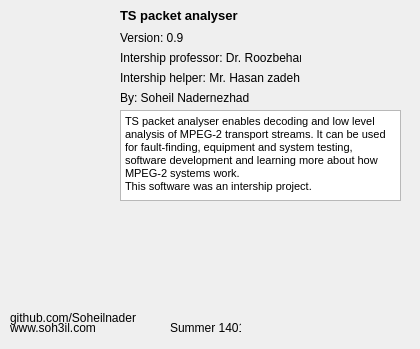
Above: dialogabout.ui from Soheilnader/TS-Packet-Analyser before the change. Below: the same form after it.
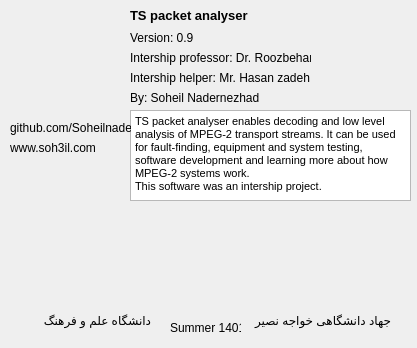
That is the form after the change. Icons and pictures are not drawn.

```diff
--- a/dialogabout.ui
+++ b/dialogabout.ui
@@ -9,8 +9,8 @@
    <rect>
     <x>0</x>
     <y>0</y>
-    <width>420</width>
-    <height>349</height>
+    <width>417</width>
+    <height>348</height>
    </rect>
   </property>
   <property name="sizePolicy">
@@ -41,7 +41,7 @@
   <widget class="QTextBrowser" name="textBrowser">
    <property name="geometry">
     <rect>
-     <x>120</x>
+     <x>130</x>
      <y>110</y>
      <width>281</width>
      <height>91</height>
@@ -75,7 +75,7 @@
   <widget class="QLabel" name="label_2">
    <property name="geometry">
     <rect>
-     <x>20</x>
+     <x>60</x>
      <y>210</y>
      <width>91</width>
      <height>101</height>
@@ -92,8 +92,8 @@
    <property name="geometry">
     <rect>
      <x>10</x>
-     <y>310</y>
-     <width>151</width>
+     <y>120</y>
+     <width>121</width>
      <height>16</height>
     </rect>
    </property>
@@ -126,7 +126,7 @@
   <widget class="QLabel" name="label_6">
    <property name="geometry">
     <rect>
-     <x>120</x>
+     <x>130</x>
      <y>0</y>
      <width>131</width>
      <height>31</height>
@@ -146,7 +146,7 @@
   <widget class="QLabel" name="label_7">
    <property name="geometry">
     <rect>
-     <x>320</x>
+     <x>280</x>
      <y>210</y>
      <width>91</width>
      <height>101</height>
@@ -163,7 +163,7 @@
    <property name="geometry">
     <rect>
      <x>10</x>
-     <y>320</y>
+     <y>140</y>
      <width>151</width>
      <height>16</height>
     </rect>
@@ -178,7 +178,7 @@
   <widget class="QLabel" name="label_4">
    <property name="geometry">
     <rect>
-     <x>120</x>
+     <x>130</x>
      <y>90</y>
      <width>151</width>
      <height>16</height>
@@ -210,7 +210,7 @@
   <widget class="QLabel" name="label_10">
    <property name="geometry">
     <rect>
-     <x>120</x>
+     <x>130</x>
      <y>30</y>
      <width>71</width>
      <height>16</height>
@@ -226,7 +226,7 @@
   <widget class="QLabel" name="label_11">
    <property name="geometry">
     <rect>
-     <x>120</x>
+     <x>130</x>
      <y>70</y>
      <width>191</width>
      <height>16</height>
@@ -242,7 +242,7 @@
   <widget class="QLabel" name="label_12">
    <property name="geometry">
     <rect>
-     <x>120</x>
+     <x>130</x>
      <y>50</y>
      <width>181</width>
      <height>16</height>
@@ -255,6 +255,38 @@
     <bool>true</bool>
    </property>
   </widget>
+  <widget class="QLabel" name="label_13">
+   <property name="geometry">
+    <rect>
+     <x>250</x>
+     <y>310</y>
+     <width>141</width>
+     <height>20</height>
+    </rect>
+   </property>
+   <property name="text">
+    <string>جهاد دانشگاهی خواجه نصیر</string>
+   </property>
+   <property name="openExternalLinks">
+    <bool>true</bool>
+   </property>
+  </widget>
+  <widget class="QLabel" name="label_14">
+   <property name="geometry">
+    <rect>
+     <x>10</x>
+     <y>310</y>
+     <width>141</width>
+     <height>20</height>
+    </rect>
+   </property>
+   <property name="text">
+    <string>دانشگاه علم و فرهنگ</string>
+   </property>
+   <property name="openExternalLinks">
+    <bool>true</bool>
+   </property>
+  </widget>
  </widget>
  <resources>
   <include location="rf.qrc"/>
```
Left out of the diff: 16 changed lines with no effect on the pictures.
